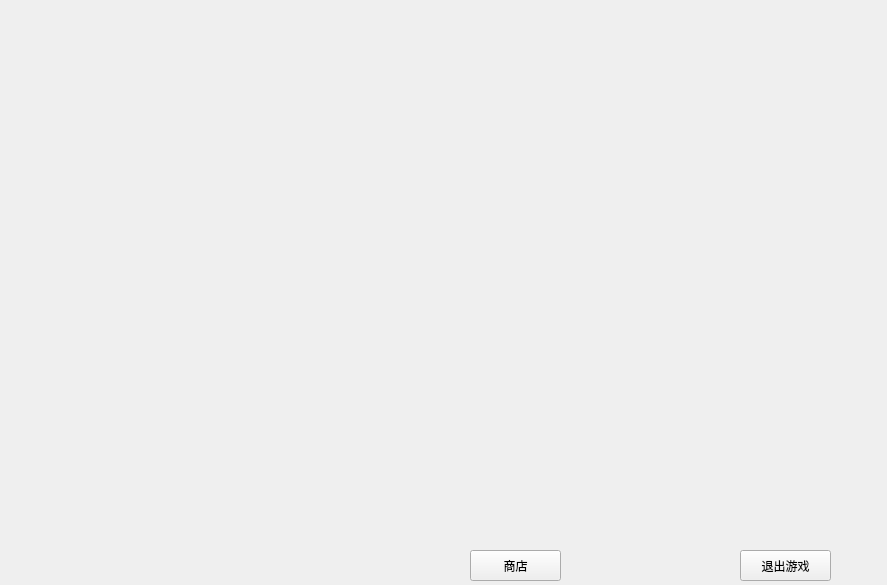
Old version of the form gamescreen.ui in the repository HF-youngior/baoshi1.
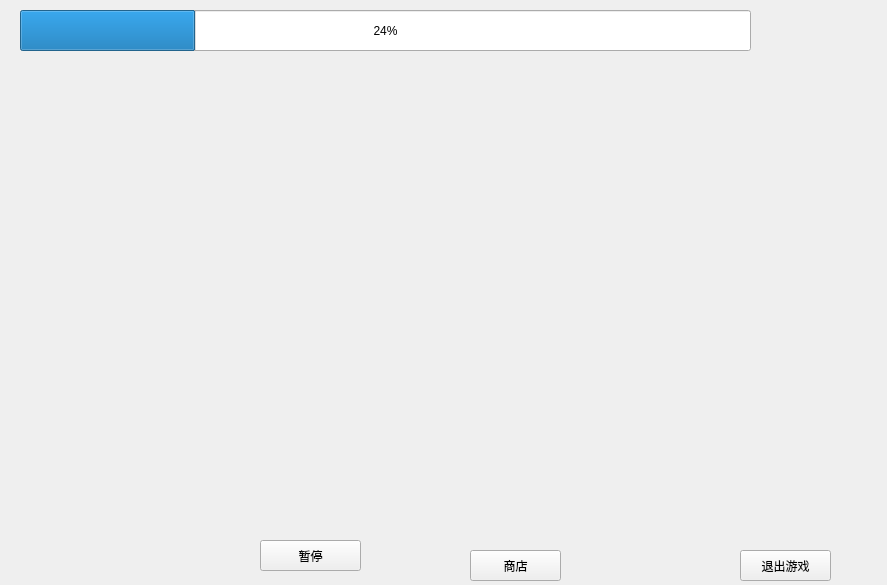
New version of the form.

```diff
--- a/gamescreen.ui
+++ b/gamescreen.ui
@@ -63,6 +63,45 @@
     <string/>
    </property>
   </widget>
+  <widget class="QProgressBar" name="progressBar">
+   <property name="geometry">
+    <rect>
+     <x>20</x>
+     <y>10</y>
+     <width>731</width>
+     <height>41</height>
+    </rect>
+   </property>
+   <property name="value">
+    <number>24</number>
+   </property>
+  </widget>
+  <widget class="QPushButton" name="pauseButton">
+   <property name="geometry">
+    <rect>
+     <x>260</x>
+     <y>540</y>
+     <width>101</width>
+     <height>31</height>
+    </rect>
+   </property>
+   <property name="text">
+    <string>暂停</string>
+   </property>
+  </widget>
+  <widget class="QLabel" name="timeLabel">
+   <property name="geometry">
+    <rect>
+     <x>780</x>
+     <y>10</y>
+     <width>71</width>
+     <height>31</height>
+    </rect>
+   </property>
+   <property name="text">
+    <string/>
+   </property>
+  </widget>
  </widget>
  <resources/>
  <connections/>
```
